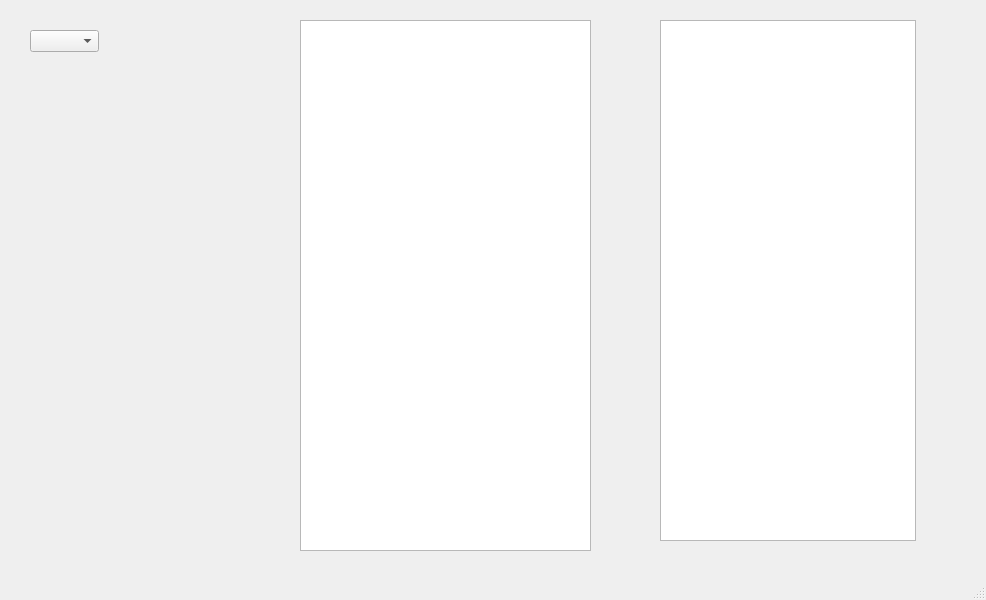
First picture: the form in TestSQL/mainwindow.ui, repository Neitron-byte/TEstSQL, before the edit.
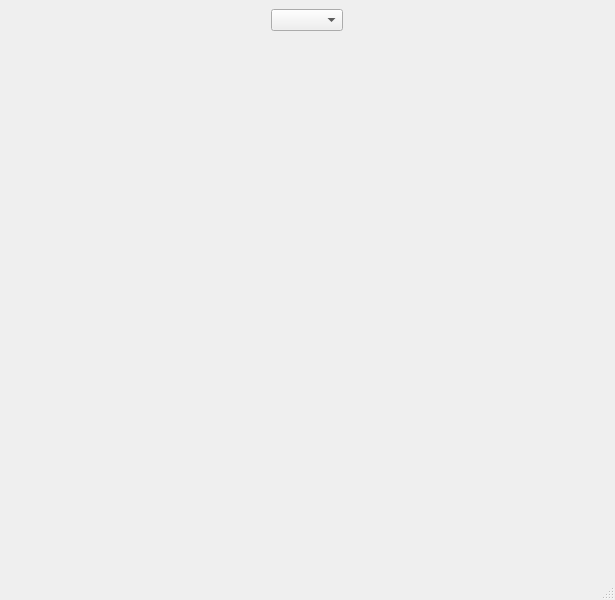
Second picture: the form after the edit.

The edit to the form file:
```diff
--- a/TestSQL/mainwindow.ui
+++ b/TestSQL/mainwindow.ui
@@ -6,44 +6,52 @@
    <rect>
     <x>0</x>
     <y>0</y>
-    <width>986</width>
+    <width>615</width>
     <height>600</height>
    </rect>
   </property>
+  <property name="sizePolicy">
+   <sizepolicy hsizetype="Expanding" vsizetype="Preferred">
+    <horstretch>0</horstretch>
+    <verstretch>0</verstretch>
+   </sizepolicy>
+  </property>
   <property name="windowTitle">
    <string>MainWindow</string>
   </property>
   <widget class="QWidget" name="centralwidget">
-   <widget class="QComboBox" name="comboBox_dev">
-    <property name="geometry">
-     <rect>
-      <x>30</x>
-      <y>30</y>
-      <width>69</width>
-      <height>22</height>
-     </rect>
-    </property>
-   </widget>
-   <widget class="QTableView" name="tableView_comments">
-    <property name="geometry">
-     <rect>
-      <x>300</x>
-      <y>20</y>
-      <width>291</width>
-      <height>531</height>
-     </rect>
-    </property>
-   </widget>
-   <widget class="QListView" name="listView_comm">
-    <property name="geometry">
-     <rect>
-      <x>660</x>
-      <y>20</y>
-      <width>256</width>
-      <height>521</height>
-     </rect>
-    </property>
-   </widget>
+   <layout class="QHBoxLayout" name="horizontalLayout">
+    <item>
+     <layout class="QVBoxLayout" name="verticalLayout">
+      <item>
+       <widget class="QComboBox" name="comboBox_dev">
+        <property name="sizePolicy">
+         <sizepolicy hsizetype="Fixed" vsizetype="Fixed">
+          <horstretch>0</horstretch>
+          <verstretch>0</verstretch>
+         </sizepolicy>
+        </property>
+       </widget>
+      </item>
+      <item>
+       <spacer name="verticalSpacer">
+        <property name="orientation">
+         <enum>Qt::Vertical</enum>
+        </property>
+        <property name="sizeHint" stdset="0">
+         <size>
+          <width>20</width>
+          <height>40</height>
+         </size>
+        </property>
+       </spacer>
+      </item>
+     </layout>
+    </item>
+    <item>
+     <layout class="QVBoxLayout" name="verticalLayout_comm"/>
+    </item>
+   </layout>
   </widget>
   <widget class="QMenuBar" name="menubar">
    <property name="geometry">
```
Left out of the diff: 2 changed lines with no effect on the pictures.
